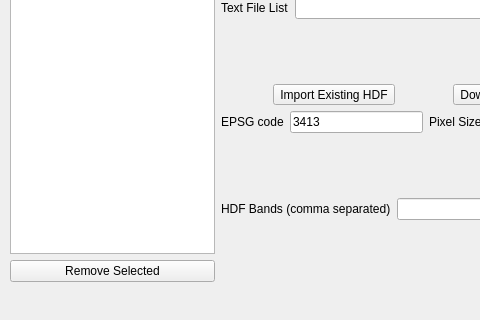
Before: the Qt Designer form ui/new_project_wizard_page_1.ui in loganbyers/term-peeper, drawn with Qt 5; both pictures show x 0 to 480 and y 159 to 479 of the 640 by 479 pixel window.
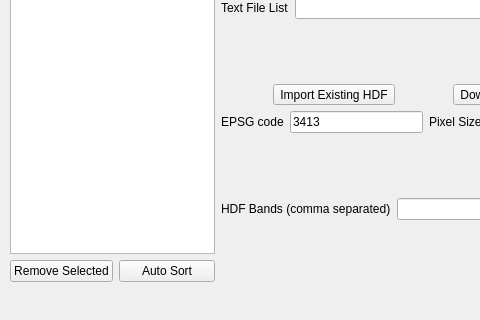
After: the same form once the commit is applied.

What changed in the file:
```diff
--- a/ui/new_project_wizard_page_1.ui
+++ b/ui/new_project_wizard_page_1.ui
@@ -44,6 +44,13 @@
           </property>
          </widget>
         </item>
+        <item>
+         <widget class="QPushButton" name="sortButton">
+          <property name="text">
+           <string>Auto Sort</string>
+          </property>
+         </widget>
+        </item>
        </layout>
       </item>
      </layout>
```
Left out of the diff: 29 changed lines with no effect on the pictures.
